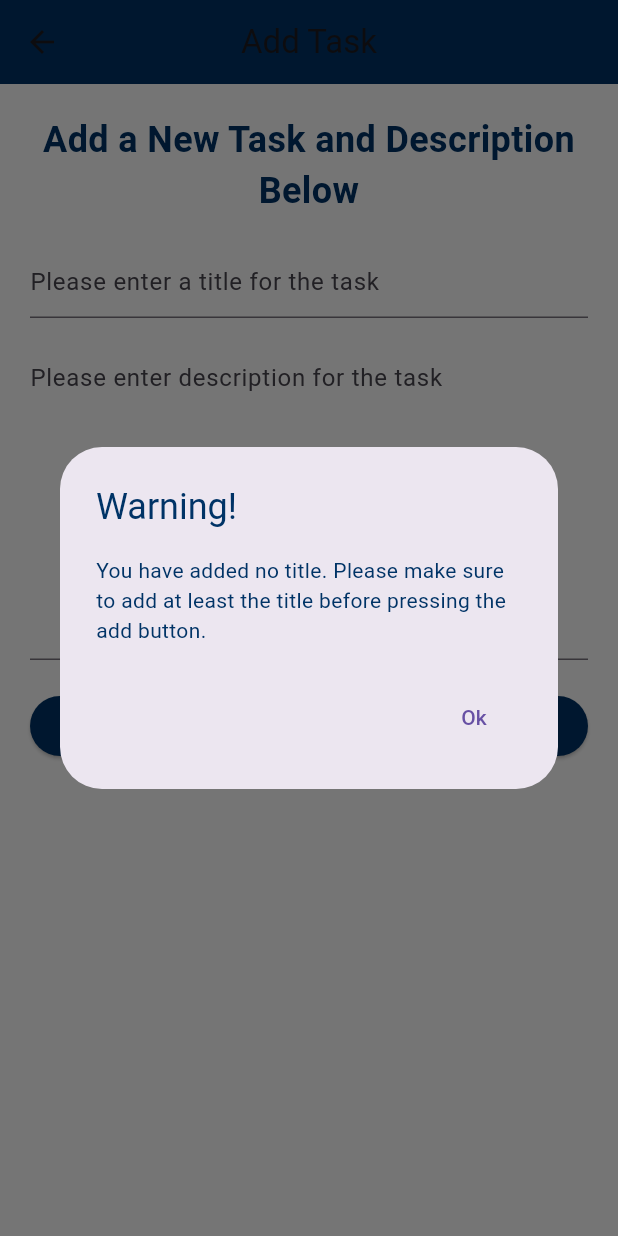
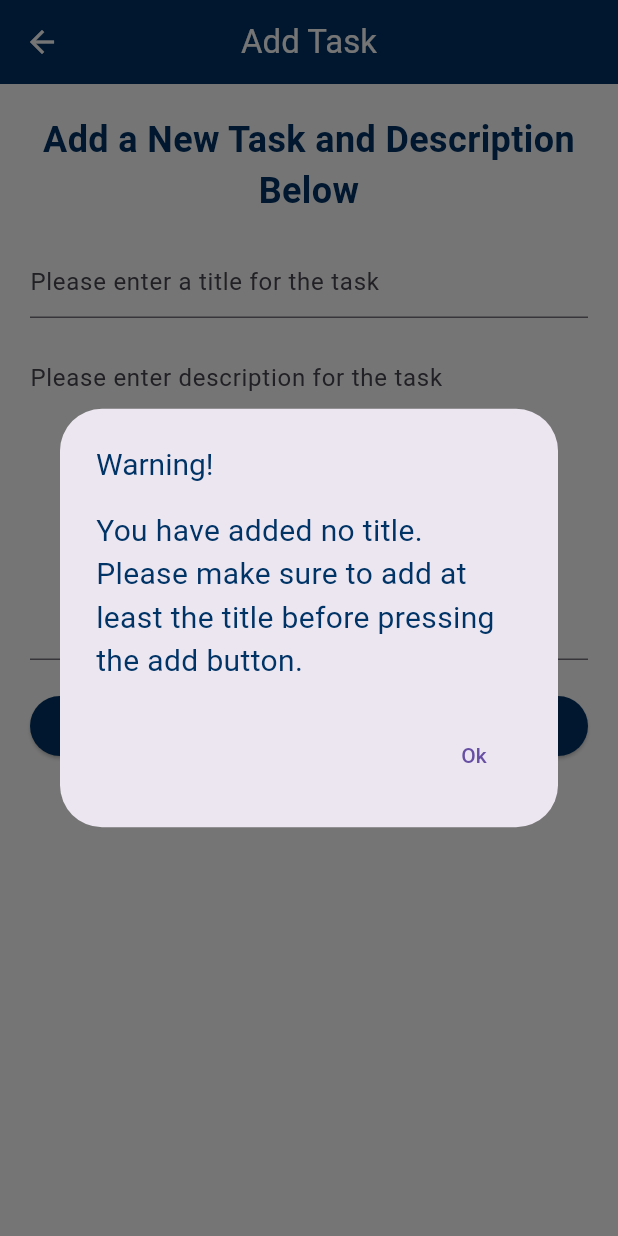
Before and after one commit to aunshpatel/the_todo_list, a Flutter app: the AddTasksScreen screen opened by its route, after a tap on "Add", on a phone screen of 412 x 824 dp. Run offline on Flutter 3.47's test engine with Material 3 defaults, Android fonts, the phone set to English and light mode, and no system bars; our stand-ins replace cloud_firestore, firebase_auth, firebase_core, keyboard_actions, shared_preferences; missing offline and left inert: empty_widget, onboarding; accounts and stored records are empty.

Commit message:
UI Update

```diff
--- a/lib/main.dart
+++ b/lib/main.dart
@@ -88,7 +88,7 @@ class _MyAppState extends State<MyApp> with TickerProviderStateMixin{
 
 somethingWentWrong(){
   return const AlertDialog(
-    title: Text('Warning!'),
+    title: Text('Warning!', style: TextStyle(fontSize: 20.0),),
     content: SingleChildScrollView(
       child: ListBody(
         children: <Widget>[
--- a/lib/screens/add_task_screen.dart
+++ b/lib/screens/add_task_screen.dart
@@ -191,7 +191,7 @@ class _AddTasksScreenState extends State<AddTasksScreen> {
             leading: Builder(
               builder: (BuildContext context) {
                 return IconButton(
-                  icon: const Icon(Icons.arrow_back),
+                  icon: const Icon(Icons.arrow_back, color: kWhiteColor,),
                   onPressed: () {
                     Navigator.pushNamed(context, '/task_screen');
                   },
@@ -203,7 +203,7 @@ class _AddTasksScreenState extends State<AddTasksScreen> {
 
             ],
             centerTitle: true,
-            title: const Text('Add Task'),
+            title: const Text('Add Task', style: TextStyle(color: kWhiteColor),),
             backgroundColor: kThemeBlueColor,
           ),
           body: SingleChildScrollView(
@@ -273,11 +273,11 @@ class _AddTasksScreenState extends State<AddTasksScreen> {
       barrierDismissible: false,
       builder: (BuildContext context) {
         return AlertDialog(
-          title: const Text('Warning!', style: TextStyle(color: kThemeBlueColor)),
+          title: const Text('Warning!', style: TextStyle(color: kThemeBlueColor,fontSize: 20.0)),
           content: SingleChildScrollView(
             child: ListBody(
               children: <Widget>[
-                Text('You have added no title. Please make sure to add at least the title before pressing the add button.', style: TextStyle(color: kThemeBlueColor)),
+                Text('You have added no title. Please make sure to add at least the title before pressing the add button.', style: TextStyle(color: kThemeBlueColor,fontSize: 20.0)),
               ],
             ),
           ),
--- a/lib/screens/login_screen.dart
+++ b/lib/screens/login_screen.dart
@@ -337,7 +337,7 @@ class _LoginScreenState extends State<LoginScreen> {
       barrierDismissible: false,
       builder: (BuildContext context) {
         return AlertDialog(
-          title: const Text('Warning!', style: TextStyle(color: kThemeBlueColor)),
+          title: const Text('Warning!', style: TextStyle(color: kThemeBlueColor, fontSize: 20.0)),
           content: SingleChildScrollView(
             child: ListBody(
               children: <Widget>[
--- a/lib/screens/registration_screen.dart
+++ b/lib/screens/registration_screen.dart
@@ -218,11 +218,11 @@ class _RegistrationScreenState extends State<RegistrationScreen> {
       barrierDismissible: false,
       builder: (BuildContext context) {
         return AlertDialog(
-          title: const Text('Warning!', style: TextStyle(color: kThemeBlueColor),),
+          title: const Text('Warning!', style: TextStyle(color: kThemeBlueColor, fontSize: 20.0),),
           content: SingleChildScrollView(
             child: ListBody(
               children: <Widget>[
-                Text(AlertText, style: TextStyle(color: kThemeBlueColor)),
+                Text(AlertText, style: TextStyle(color: kThemeBlueColor, fontSize: 20.0)),
               ],
             ),
           ),
--- a/lib/screens/widgets/task_tile.dart
+++ b/lib/screens/widgets/task_tile.dart
@@ -170,13 +170,13 @@ class _TaskTileState extends State<TaskTile> with TickerProviderStateMixin{
           content: SingleChildScrollView(
             child: ListBody(
               children: <Widget>[
-                Text(text, style: TextStyle(color: kThemeBlueColor)),
+                Text(text, style: TextStyle(color: kThemeBlueColor, fontSize: 20.0)),
               ],
             ),
           ),
           actions: <Widget>[
             TextButton(
-              child: const Text('Yes',style: TextStyle(color: kThemeBlueColor),),
+              child: const Text('Yes',style: TextStyle(color: kThemeBlueColor,fontSize: 18.0),),
               onPressed: () async{
                 FirebaseFirestore.instance.collection('taskData').doc(docID).delete();
                 Navigator.of(context).pop();
@@ -184,7 +184,7 @@ class _TaskTileState extends State<TaskTile> with TickerProviderStateMixin{
               },
             ),
             TextButton(
-              child: const Text('No', style: TextStyle(color: kThemeBlueColor),),
+              child: const Text('No', style: TextStyle(color: kThemeBlueColor,fontSize: 18.0),),
               onPressed: () {
                 Navigator.of(context).pop();
               },
```
